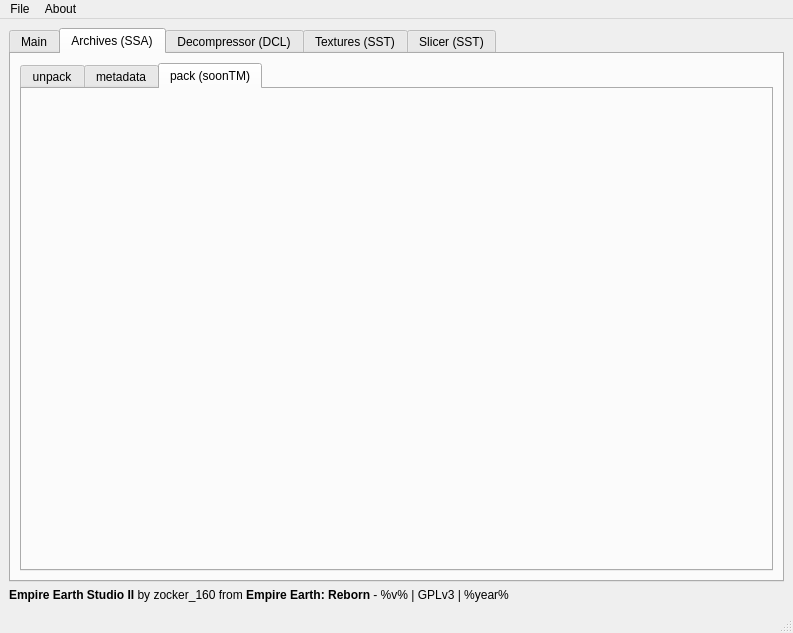
Old version of the form src/ui/ui/mainWindow.ui in the repository EE-modders/Empire-Earth-Studio-2.
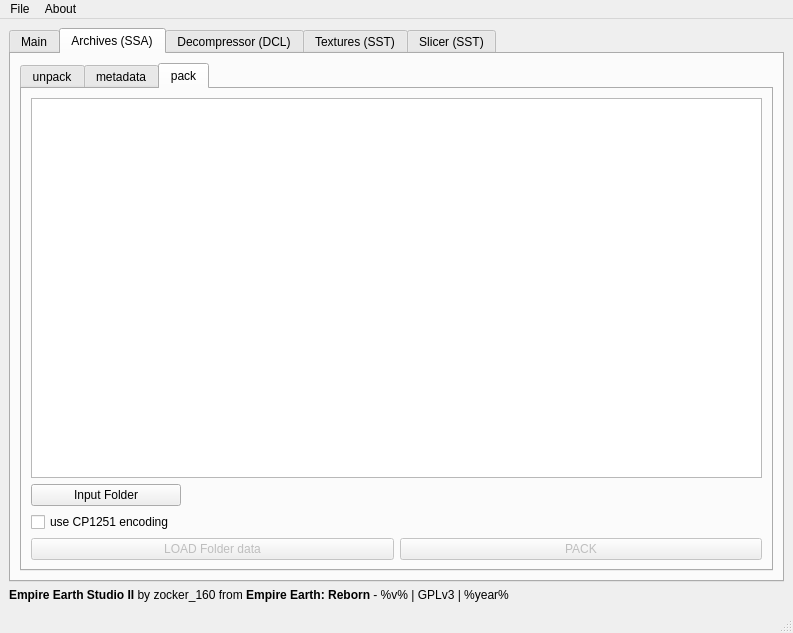
New version of the form. The open tabs and pages were chosen to show the change. Icons and pictures are not drawn. Custom widgets are drawn as their Qt base class.

Patch:
```diff
--- a/src/ui/ui/mainWindow.ui
+++ b/src/ui/ui/mainWindow.ui
@@ -479,12 +479,79 @@
            </layout>
           </widget>
           <widget class="QWidget" name="subtab_pack">
-           <property name="enabled">
-            <bool>false</bool>
-           </property>
            <attribute name="title">
-            <string>pack (soonTM)</string>
+            <string>pack</string>
            </attribute>
+           <layout class="QVBoxLayout" name="verticalLayout_11">
+            <item>
+             <widget class="QListWidget" name="subtab_pack_list">
+              <property name="editTriggers">
+               <set>QAbstractItemView::NoEditTriggers</set>
+              </property>
+              <property name="alternatingRowColors">
+               <bool>true</bool>
+              </property>
+             </widget>
+            </item>
+            <item>
+             <layout class="QGridLayout" name="gridLayout_6">
+              <item row="0" column="0">
+               <widget class="QPushButton" name="subtab_pack_select_in">
+                <property name="maximumSize">
+                 <size>
+                  <width>150</width>
+                  <height>30</height>
+                 </size>
+                </property>
+                <property name="text">
+                 <string>Input Folder</string>
+                </property>
+               </widget>
+              </item>
+              <item row="0" column="1">
+               <widget class="QLabel" name="subtab_pack_label_in">
+                <property name="text">
+                 <string/>
+                </property>
+                <property name="wordWrap">
+                 <bool>true</bool>
+                </property>
+               </widget>
+              </item>
+              <item row="1" column="0">
+               <widget class="QCheckBox" name="subtab_pack_kyrillicencode">
+                <property name="text">
+                 <string>use CP1251 encoding</string>
+                </property>
+               </widget>
+              </item>
+             </layout>
+            </item>
+            <item>
+             <layout class="QHBoxLayout" name="horizontalLayout_12">
+              <item>
+               <widget class="QPushButton" name="subtab_pack_load">
+                <property name="enabled">
+                 <bool>false</bool>
+                </property>
+                <property name="text">
+                 <string>LOAD Folder data</string>
+                </property>
+               </widget>
+              </item>
+              <item>
+               <widget class="QPushButton" name="subtab_pack_pack">
+                <property name="enabled">
+                 <bool>false</bool>
+                </property>
+                <property name="text">
+                 <string>PACK</string>
+                </property>
+               </widget>
+              </item>
+             </layout>
+            </item>
+           </layout>
           </widget>
          </widget>
         </item>
```
Left out of the diff: 25 changed lines with no effect on the pictures.
